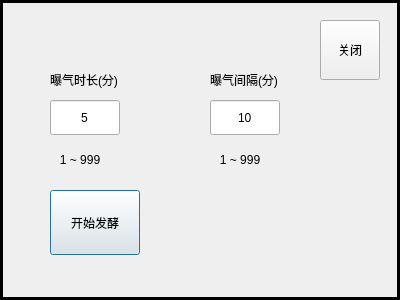
Qt form Hqsw/customfersettingdialog.ui (hqtecheptech/MagicPill) before a commit.
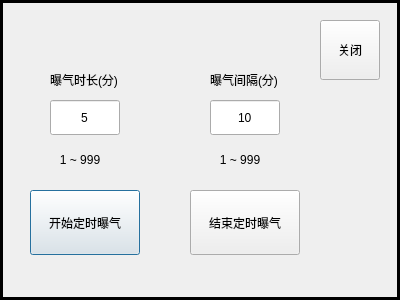
The same form after that commit.

Commit message: Hqsw: Refine array operatin. Refine ferconfig, fix issue of input at zero value inputline. Add endCustomSetting.

The edit to the form file:
```diff
--- a/Hqsw/customfersettingdialog.ui
+++ b/Hqsw/customfersettingdialog.ui
@@ -77,14 +77,14 @@
   <widget class="QPushButton" name="customFerButton">
    <property name="geometry">
     <rect>
-     <x>50</x>
+     <x>30</x>
      <y>190</y>
-     <width>90</width>
+     <width>110</width>
      <height>65</height>
     </rect>
    </property>
    <property name="text">
-    <string>开始发酵</string>
+    <string>开始定时曝气</string>
    </property>
   </widget>
   <widget class="QLabel" name="label">
@@ -208,6 +208,19 @@
     <enum>Qt::Vertical</enum>
    </property>
   </widget>
+  <widget class="QPushButton" name="endCustomFerButton">
+   <property name="geometry">
+    <rect>
+     <x>190</x>
+     <y>190</y>
+     <width>110</width>
+     <height>65</height>
+    </rect>
+   </property>
+   <property name="text">
+    <string>结束定时曝气</string>
+   </property>
+  </widget>
  </widget>
  <resources/>
  <connections/>
```
The commit also changes 8 other files.
